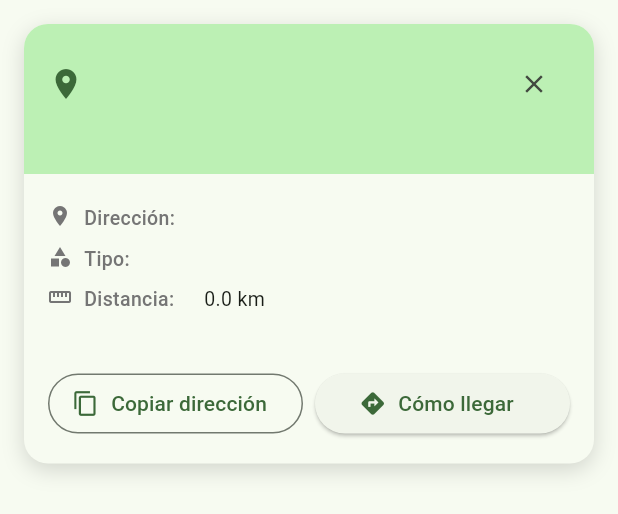
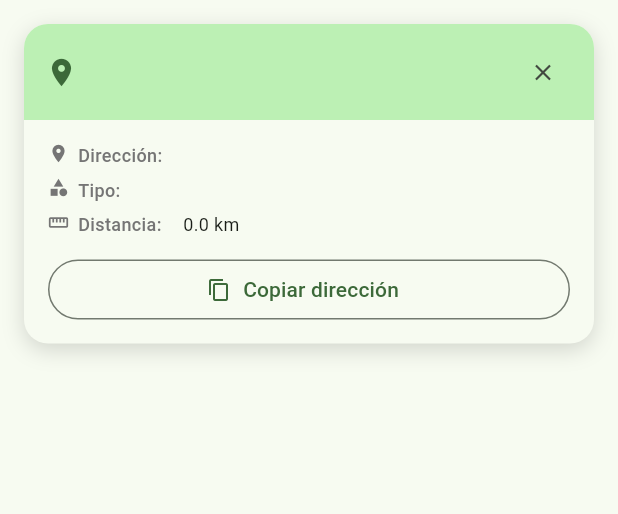
Before and after one commit to edben110/rECOCam, a Flutter app: the RecyclePointCard widget shown alone on an empty page, opened directly with empty values, on a phone screen of 412 x 824 dp. Shown: the top 514 px of the screen. Run offline on Flutter 3.47's test engine with Material 3 defaults, Android fonts, the phone set to English and light mode, and no system bars; our stand-ins replace camera, connectivity_plus, dio, equatable, flutter_map, geolocator and 5 more; missing offline and left inert: tflite_flutter; accounts and stored records are empty; project files that could hold a hidden picture were left out.

Commit message:
fix:  beta 1.1.4 location card overflow and button

```diff
--- a/lib/modules/maps/presentation/pages/map_page.dart
+++ b/lib/modules/maps/presentation/pages/map_page.dart
@@ -43,6 +43,11 @@ class _MapPageState extends State<MapPage> {
   Widget build(BuildContext context) {
     return Scaffold(
       appBar: AppBar(
+        leading: IconButton(
+          icon: Icon(_sidebarOpen ? Icons.close : Icons.menu),
+          onPressed: _toggleSidebar,
+          tooltip: 'Lista de puntos',
+        ),
         title: const Text('Puntos de Reciclaje'),
         centerTitle: true,
         actions: [
@@ -61,20 +66,6 @@ class _MapPageState extends State<MapPage> {
                 child: _buildMapArea(),
               ),
             ],
-          ),
-          Positioned(
-            top: 8,
-            left: 8,
-            child: FloatingActionButton.small(
-              heroTag: 'sidebar_hamburger',
-              onPressed: _toggleSidebar,
-              backgroundColor: Theme.of(context).colorScheme.surface,
-              elevation: 4,
-              child: Icon(
-                _sidebarOpen ? Icons.close : Icons.menu,
-                color: Theme.of(context).colorScheme.primary,
-              ),
-            ),
           ),
           _buildSidebar(),
           _buildFloatingCard(),
--- a/lib/modules/maps/presentation/widgets/recycle_point_card.dart
+++ b/lib/modules/maps/presentation/widgets/recycle_point_card.dart
@@ -1,6 +1,5 @@
 import 'package:flutter/material.dart';
 import 'package:flutter/services.dart';
-import 'package:url_launcher/url_launcher.dart';
 
 import '../../domain/entities/recycle_point.dart';
 
@@ -29,7 +28,12 @@ class RecyclePointCard extends StatelessWidget {
         mainAxisSize: MainAxisSize.min,
         children: [
           _buildHeader(context),
-          _buildDetails(context),
+          Flexible(
+            child: SingleChildScrollView(
+              padding: const EdgeInsets.fromLTRB(16, 12, 16, 0),
+              child: _buildDetails(context),
+            ),
+          ),
           _buildActions(context),
         ],
       ),
@@ -39,32 +43,46 @@ class RecyclePointCard extends StatelessWidget {
   Widget _buildHeader(BuildContext context) {
     return Container(
       width: double.infinity,
-      padding: const EdgeInsets.all(16),
+      padding: const EdgeInsets.symmetric(horizontal: 14, vertical: 12),
       decoration: BoxDecoration(
         color: Theme.of(context).colorScheme.primaryContainer,
         borderRadius: const BorderRadius.vertical(top: Radius.circular(16)),
       ),
-      child: Column(
-        crossAxisAlignment: CrossAxisAlignment.start,
-        children: [
-          Row(
+      child: Row(
         children: [
           Icon(
             _getIcon(point.tipo),
             color: Theme.of(context).colorScheme.primary,
-                size: 24,
+            size: 22,
           ),
           const SizedBox(width: 8),
           Expanded(
-                child: Text(
+            child: Column(
+              crossAxisAlignment: CrossAxisAlignment.start,
+              mainAxisSize: MainAxisSize.min,
+              children: [
+                Text(
                   point.nombre,
-                  style: Theme.of(context).textTheme.titleMedium?.copyWith(
+                  maxLines: 1,
+                  overflow: TextOverflow.ellipsis,
+                  style: Theme.of(context).textTheme.titleSmall?.copyWith(
                         fontWeight: FontWeight.bold,
                       ),
                 ),
+                const SizedBox(height: 2),
+                Text(
+                  point.tipo,
+                  style: Theme.of(context).textTheme.bodySmall?.copyWith(
+                        color: Theme.of(context).colorScheme.primary,
+                        fontSize: 11,
+                      ),
+                ),
+              ],
+            ),
           ),
           IconButton(
-                icon: const Icon(Icons.close, size: 20),
+            icon: const Icon(Icons.close, size: 18),
+            visualDensity: VisualDensity.compact,
             onPressed: () {
               if (onClose != null) {
                 onClose!();
@@ -75,62 +93,61 @@ class RecyclePointCard extends StatelessWidget {
           ),
         ],
       ),
-          const SizedBox(height: 4),
-          Text(
-            point.tipo,
-            style: Theme.of(context).textTheme.bodySmall?.copyWith(
-                  color: Theme.of(context).colorScheme.primary,
-                ),
-          ),
-        ],
-      ),
     );
   }
 
   Widget _buildDetails(BuildContext context) {
-    return Padding(
-      padding: const EdgeInsets.all(16),
-      child: Column(
-        children: [
+    final rows = <Widget>[
       _buildDetailRow(Icons.location_on, 'Dirección', point.direccion),
-          if (point.ciudad.isNotEmpty)
-            _buildDetailRow(Icons.location_city, 'Ciudad', point.ciudad),
-          if (point.localidad.isNotEmpty)
-            _buildDetailRow(Icons.map, 'Localidad', point.localidad),
-          _buildDetailRow(Icons.category, 'Tipo', point.tipo),
-          if (point.descripcion.isNotEmpty)
-            _buildDetailRow(Icons.info_outline, 'Descripción', point.descripcion),
-          if (point.horario.isNotEmpty)
-            _buildDetailRow(Icons.access_time, 'Horario', point.horario),
-          if (point.telefono.isNotEmpty)
-            _buildDetailRow(Icons.phone, 'Teléfono', point.telefono),
-          if (point.website.isNotEmpty)
-            _buildDetailRow(Icons.web, 'Sitio web', point.website),
-          if (point.distance != null)
-            _buildDetailRow(
+    ];
+    if (point.ciudad.isNotEmpty) {
+      rows.add(_buildDetailRow(Icons.location_city, 'Ciudad', point.ciudad));
+    }
+    if (point.localidad.isNotEmpty) {
+      rows.add(_buildDetailRow(Icons.map, 'Localidad', point.localidad));
+    }
+    rows.add(_buildDetailRow(Icons.category, 'Tipo', point.tipo));
+    if (point.descripcion.isNotEmpty) {
+      rows.add(
+          _buildDetailRow(Icons.info_outline, 'Descripción', point.descripcion));
+    }
+    if (point.horario.isNotEmpty) {
+      rows.add(_buildDetailRow(Icons.access_time, 'Horario', point.horario));
+    }
+    if (point.telefono.isNotEmpty) {
+      rows.add(_buildDetailRow(Icons.phone, 'Teléfono', point.telefono));
+    }
+    if (point.website.isNotEmpty) {
+      rows.add(_buildDetailRow(Icons.web, 'Sitio web', point.website));
+    }
+    if (point.distance != null) {
+      rows.add(_buildDetailRow(
         Icons.straighten,
         'Distancia',
         '${point.distance!.toStringAsFixed(1)} km',
-            ),
-        ],
-      ),
+      ));
+    }
+
+    return Column(
+      mainAxisSize: MainAxisSize.min,
+      children: rows,
     );
   }
 
   Widget _buildDetailRow(IconData icon, String label, String value) {
     return Padding(
-      padding: const EdgeInsets.symmetric(vertical: 4),
+      padding: const EdgeInsets.symmetric(vertical: 3),
       child: Row(
         crossAxisAlignment: CrossAxisAlignment.start,
         children: [
-          Icon(icon, size: 16, color: Colors.grey[600]),
-          const SizedBox(width: 8),
+          Icon(icon, size: 14, color: Colors.grey[600]),
+          const SizedBox(width: 6),
           SizedBox(
-            width: 80,
+            width: 70,
             child: Text(
               '$label:',
               style: TextStyle(
-                fontSize: 13,
+                fontSize: 12,
                 fontWeight: FontWeight.w500,
                 color: Colors.grey[600],
               ),
@@ -139,7 +156,7 @@ class RecyclePointCard extends StatelessWidget {
           Expanded(
             child: Text(
               value,
-              style: const TextStyle(fontSize: 13),
+              style: const TextStyle(fontSize: 12),
             ),
           ),
         ],
@@ -149,10 +166,9 @@ class RecyclePointCard extends StatelessWidget {
 
   Widget _buildActions(BuildContext context) {
     return Padding(
-      padding: const EdgeInsets.all(16),
-      child: Row(
-        children: [
-          Expanded(
+      padding: const EdgeInsets.fromLTRB(16, 8, 16, 12),
+      child: SizedBox(
+        width: double.infinity,
         child: OutlinedButton.icon(
           onPressed: () {
             Clipboard.setData(ClipboardData(text: point.direccion));
@@ -163,47 +179,11 @@ class RecyclePointCard extends StatelessWidget {
               ),
             );
           },
-              icon: const Icon(Icons.copy, size: 18),
+          icon: const Icon(Icons.copy, size: 16),
           label: const Text('Copiar dirección'),
         ),
       ),
-          const SizedBox(width: 8),
-          Expanded(
-            child: ElevatedButton.icon(
-              onPressed: () => _openNavigation(context),
-              icon: const Icon(Icons.directions, size: 18),
-              label: const Text('Cómo llegar'),
-            ),
-          ),
-        ],
-      ),
     );
-  }
-
-  Future<void> _openNavigation(BuildContext context) async {
-    final url = Uri.parse(
-      'https://www.google.com/maps/dir/?api=1&destination=${point.latitud},${point.longitud}',
-    );
-
-    try {
-      if (await canLaunchUrl(url)) {
-        await launchUrl(url, mode: LaunchMode.externalApplication);
-      } else {
-        if (context.mounted) {
-          ScaffoldMessenger.of(context).showSnackBar(
-            const SnackBar(
-              content: Text('No se pudo abrir la navegación'),
-            ),
-          );
-        }
-      }
-    } catch (e) {
-      if (context.mounted) {
-        ScaffoldMessenger.of(context).showSnackBar(
-          SnackBar(content: Text('Error: $e')),
-        );
-      }
-    }
   }
 
   IconData _getIcon(String type) {
```
Lines whose indentation alone changed are shown as unchanged.
